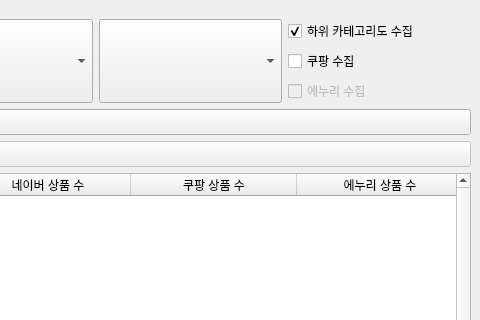
BK927/my-longtail-keywords-miner, file ui/main_window.ui: the form before one commit; both pictures show x 543 to 1023 and y 0 to 320 of the 1023 by 688 pixel window.
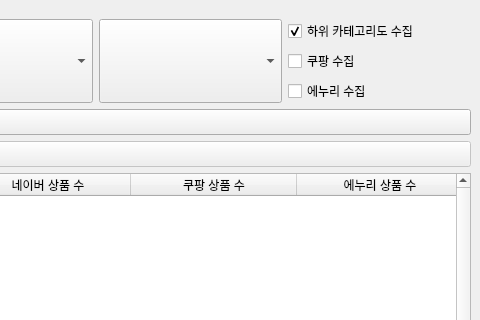
The form after the commit.

```diff
--- a/ui/main_window.ui
+++ b/ui/main_window.ui
@@ -235,7 +235,7 @@
           <item>
            <widget class="QCheckBox" name="enuriChkBox">
             <property name="enabled">
-             <bool>false</bool>
+             <bool>true</bool>
             </property>
             <property name="text">
              <string>에누리 수집</string>
```
